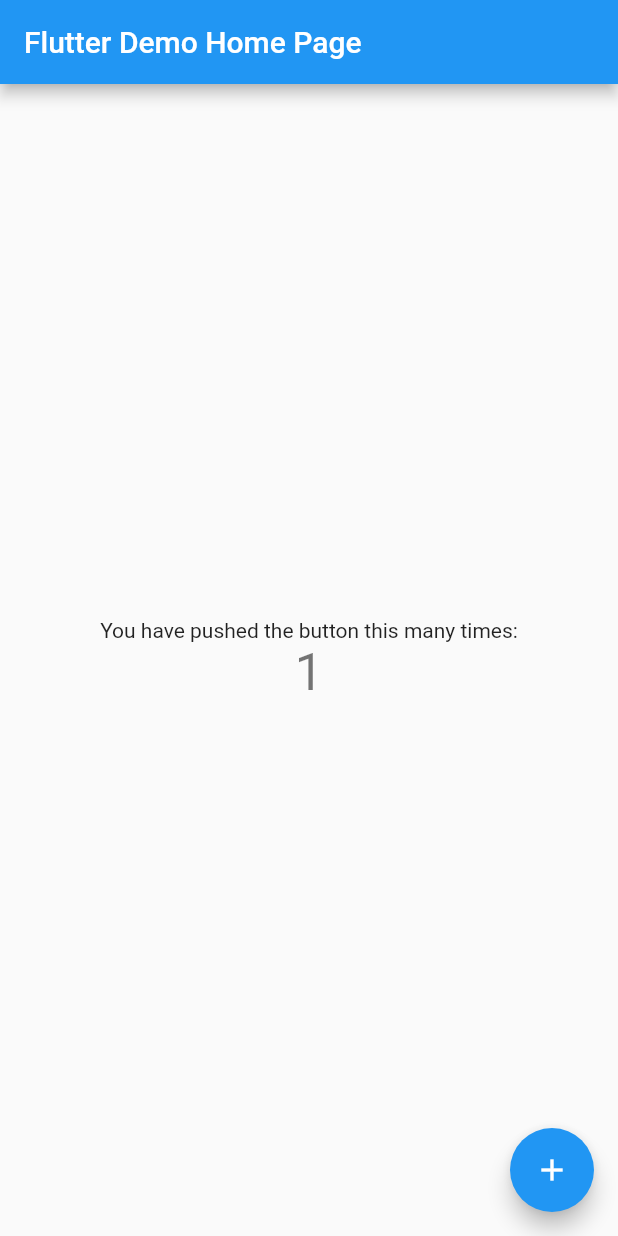
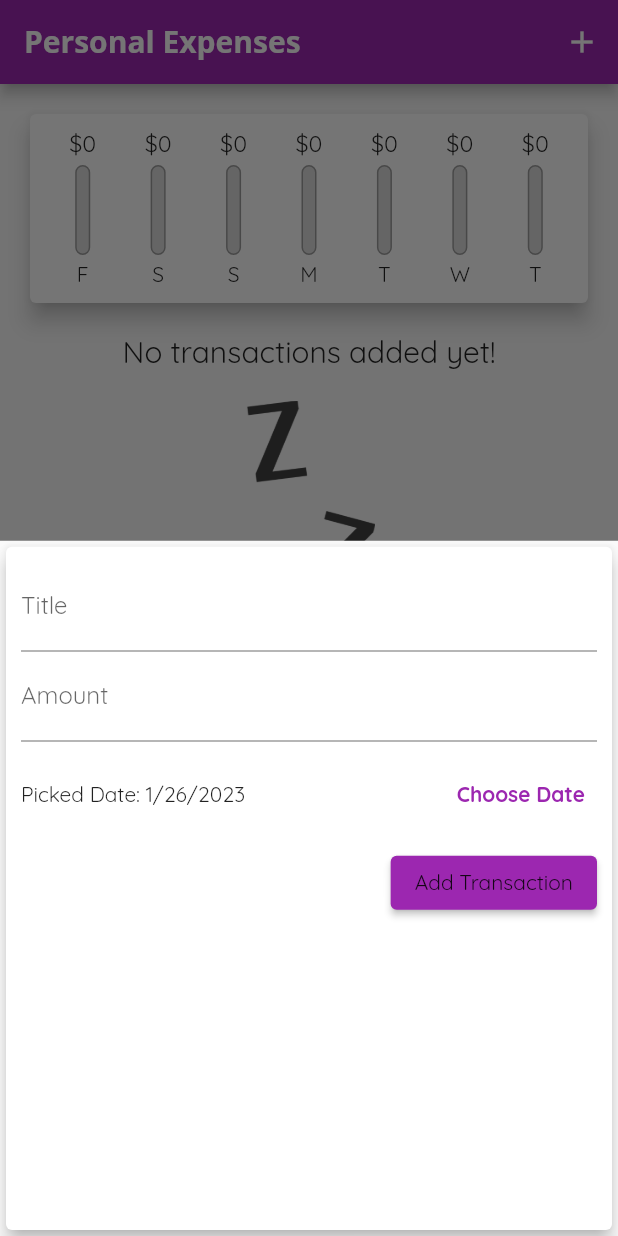
Before and after one commit to prostakov/flutter-testing, a Flutter app: the screen it shows after launch, after a tap on the "add" icon, on a phone screen of 412 x 824 dp. Run offline on Flutter 3.47's test engine with Material 2 defaults, Android fonts, the phone set to English and light mode, and no system bars.

Commit message:
Add personal_expenses_app implementation

```diff
--- a/personal_expenses_app/lib/main.dart
+++ b/personal_expenses_app/lib/main.dart
@@ -1,115 +1,129 @@
 import 'package:flutter/material.dart';
 
-void main() {
-  runApp(const MyApp());
-}
+import './widgets/new_transaction.dart';
+import './widgets/transaction_list.dart';
+import './widgets/chart.dart';
+import './models/transaction.dart';
+
+void main() => runApp(MyApp());
 
 class MyApp extends StatelessWidget {
-  const MyApp({super.key});
-
-  // This widget is the root of your application.
   @override
   Widget build(BuildContext context) {
     return MaterialApp(
-      title: 'Flutter Demo',
+      title: 'Personal Expenses',
       theme: ThemeData(
-        // This is the theme of your application.
-        //
-        // Try running your application with "flutter run". You'll see the
-        // application has a blue toolbar. Then, without quitting the app, try
-        // changing the primarySwatch below to Colors.green and then invoke
-        // "hot reload" (press "r" in the console where you ran "flutter run",
-        // or simply save your changes to "hot reload" in a Flutter IDE).
-        // Notice that the counter didn't reset back to zero; the application
-        // is not restarted.
-        primarySwatch: Colors.blue,
-      ),
-      home: const MyHomePage(title: 'Flutter Demo Home Page'),
+          primarySwatch: Colors.purple,
+          fontFamily: 'Quicksand',
+          appBarTheme: AppBarTheme(
+            textTheme: ThemeData.light().textTheme.copyWith(
+                  titleLarge: TextStyle(
+                    fontFamily: 'OpenSans',
+                    fontSize: 20,
+                    fontWeight: FontWeight.bold,
+                  ),
+                ),
+          )),
+      home: MyHomePage(),
     );
   }
 }
 
 class MyHomePage extends StatefulWidget {
-  const MyHomePage({super.key, required this.title});
-
-  // This widget is the home page of your application. It is stateful, meaning
-  // that it has a State object (defined below) that contains fields that affect
-  // how it looks.
-
-  // This class is the configuration for the state. It holds the values (in this
-  // case the title) provided by the parent (in this case the App widget) and
-  // used by the build method of the State. Fields in a Widget subclass are
-  // always marked "final".
-
-  final String title;
-
+  // String titleInput;
+  // String amountInput;
   @override
-  State<MyHomePage> createState() => _MyHomePageState();
+  _MyHomePageState createState() => _MyHomePageState();
 }
 
 class _MyHomePageState extends State<MyHomePage> {
-  int _counter = 0;
+  final List<Transaction> _userTransactions = [
+    // Transaction(
+    //   id: 't1',
+    //   title: 'New Shoes',
+    //   amount: 69.99,
+    //   date: DateTime.now(),
+    // ),
+    // Transaction(
+    //   id: 't2',
+    //   title: 'Weekly Groceries',
+    //   amount: 16.53,
+    //   date: DateTime.now(),
+    // ),
+  ];
 
-  void _incrementCounter() {
+  List<Transaction> get _recentTransactions {
+    return _userTransactions.where((tx) {
+      return tx.date.isAfter(
+        DateTime.now().subtract(
+          Duration(days: 7),
+        ),
+      );
+    }).toList();
+  }
+
+  void _addNewTransaction(
+      String txTitle, double txAmount, DateTime chosenDate) {
+    final newTx = Transaction(
+      title: txTitle,
+      amount: txAmount,
+      date: chosenDate,
+      id: DateTime.now().toString(),
+    );
+
     setState(() {
-      // This call to setState tells the Flutter framework that something has
-      // changed in this State, which causes it to rerun the build method below
-      // so that the display can reflect the updated values. If we changed
-      // _counter without calling setState(), then the build method would not be
-      // called again, and so nothing would appear to happen.
-      _counter++;
+      _userTransactions.add(newTx);
+    });
+  }
+
+  void _startAddNewTransaction(BuildContext ctx) {
+    showModalBottomSheet(
+      context: ctx,
+      builder: (_) {
+        return GestureDetector(
+          onTap: () {},
+          child: NewTransaction(_addNewTransaction),
+          behavior: HitTestBehavior.opaque,
+        );
+      },
+    );
+  }
+
+  void _deleteTransaction(String id) {
+    setState(() {
+      _userTransactions.removeWhere((tx) => tx.id == id);
     });
   }
 
   @override
   Widget build(BuildContext context) {
-    // This method is rerun every time setState is called, for instance as done
-    // by the _incrementCounter method above.
-    //
-    // The Flutter framework has been optimized to make rerunning build methods
-    // fast, so that you can just rebuild anything that needs updating rather
-    // than having to individually change instances of widgets.
     return Scaffold(
       appBar: AppBar(
-        // Here we take the value from the MyHomePage object that was created by
-        // the App.build method, and use it to set our appbar title.
-        title: Text(widget.title),
+        title: Text(
+          'Personal Expenses',
+        ),
+        actions: <Widget>[
+          IconButton(
+            icon: Icon(Icons.add),
+            onPressed: () => _startAddNewTransaction(context),
+          ),
+        ],
       ),
-      body: Center(
-        // Center is a layout widget. It takes a single child and positions it
-        // in the middle of the parent.
+      body: SingleChildScrollView(
         child: Column(
-          // Column is also a layout widget. It takes a list of children and
-          // arranges them vertically. By default, it sizes itself to fit its
-          // children horizontally, and tries to be as tall as its parent.
-          //
-          // Invoke "debug painting" (press "p" in the console, choose the
-          // "Toggle Debug Paint" action from the Flutter Inspector in Android
-          // Studio, or the "Toggle Debug Paint" command in Visual Studio Code)
-          // to see the wireframe for each widget.
-          //
-          // Column has various properties to control how it sizes itself and
-          // how it positions its children. Here we use mainAxisAlignment to
-          // center the children vertically; the main axis here is the vertical
-          // axis because Columns are vertical (the cross axis would be
-          // horizontal).
-          mainAxisAlignment: MainAxisAlignment.center,
+          // mainAxisAlignment: MainAxisAlignment.start,
+          crossAxisAlignment: CrossAxisAlignment.stretch,
           children: <Widget>[
-            const Text(
-              'You have pushed the button this many times:',
-            ),
-            Text(
-              '$_counter',
-              style: Theme.of(context).textTheme.headline4,
-            ),
+            Chart(_recentTransactions),
+            TransactionList(_userTransactions, _deleteTransaction),
           ],
         ),
       ),
+      floatingActionButtonLocation: FloatingActionButtonLocation.centerFloat,
       floatingActionButton: FloatingActionButton(
-        onPressed: _incrementCounter,
-        tooltip: 'Increment',
-        child: const Icon(Icons.add),
-      ), // This trailing comma makes auto-formatting nicer for build methods.
+        child: Icon(Icons.add),
+        onPressed: () => _startAddNewTransaction(context),
+      ),
     );
   }
 }
--- /dev/null
+++ b/personal_expenses_app/lib/models/transaction.dart
@@ -0,0 +1,15 @@
+import 'package:flutter/foundation.dart';
+
+class Transaction {
+  final String id;
+  final String title;
+  final double amount;
+  final DateTime date;
+
+  Transaction({
+    required this.id,
+    required this.title,
+    required this.amount,
+    required this.date,
+  });
+}
--- /dev/null
+++ b/personal_expenses_app/lib/widgets/chart.dart
@@ -0,0 +1,65 @@
+import 'package:flutter/material.dart';
+import 'package:intl/intl.dart';
+
+import './chart_bar.dart';
+import '../models/transaction.dart';
+
+class Chart extends StatelessWidget {
+  final List<Transaction> recentTransactions;
+
+  Chart(this.recentTransactions);
+
+  List<Map<String, Object>> get groupedTransactionValues {
+    return List.generate(7, (index) {
+      final weekDay = DateTime.now().subtract(
+        Duration(days: index),
+      );
+      var totalSum = 0.0;
+
+      for (var i = 0; i < recentTransactions.length; i++) {
+        if (recentTransactions[i].date.day == weekDay.day &&
+            recentTransactions[i].date.month == weekDay.month &&
+            recentTransactions[i].date.year == weekDay.year) {
+          totalSum += recentTransactions[i].amount;
+        }
+      }
+
+      return {
+        'day': DateFormat.E().format(weekDay).substring(0, 1),
+        'amount': totalSum,
+      };
+    }).reversed.toList();
+  }
+
+  double get totalSpending {
+    return groupedTransactionValues.fold(0.0, (sum, item) {
+      return sum + (item['amount'] as double);
+    });
+  }
+
+  @override
+  Widget build(BuildContext context) {
+    return Card(
+      elevation: 6,
+      margin: EdgeInsets.all(20),
+      child: Padding(
+        padding: EdgeInsets.all(10),
+        child: Row(
+          mainAxisAlignment: MainAxisAlignment.spaceAround,
+          children: groupedTransactionValues.map((data) {
+            return Flexible(
+              fit: FlexFit.tight,
+              child: ChartBar(
+                data['day'] as String,
+                data['amount'] as double,
+                totalSpending == 0.0
+                    ? 0.0
+                    : (data['amount'] as double) / totalSpending,
+              ),
+            );
+          }).toList(),
+        ),
+      ),
+    );
+  }
+}
--- /dev/null
+++ b/personal_expenses_app/lib/widgets/chart_bar.dart
@@ -0,0 +1,54 @@
+import 'package:flutter/material.dart';
+
+class ChartBar extends StatelessWidget {
+  final String label;
+  final double spendingAmount;
+  final double spendingPctOfTotal;
+
+  ChartBar(this.label, this.spendingAmount, this.spendingPctOfTotal);
+
+  @override
+  Widget build(BuildContext context) {
+    return Column(
+      children: <Widget>[
+        Container(
+          height: 20,
+          child: FittedBox(
+            child: Text('\$${spendingAmount.toStringAsFixed(0)}'),
+          ),
+        ),
+        SizedBox(
+          height: 4,
+        ),
+        Container(
+          height: 60,
+          width: 10,
+          child: Stack(
+            children: <Widget>[
+              Container(
+                decoration: BoxDecoration(
+                  border: Border.all(color: Colors.grey, width: 1.0),
+                  color: Color.fromRGBO(220, 220, 220, 1),
+                  borderRadius: BorderRadius.circular(10),
+                ),
+              ),
+              FractionallySizedBox(
+                heightFactor: spendingPctOfTotal,
+                child: Container(
+                  decoration: BoxDecoration(
+                    color: Theme.of(context).primaryColor,
+                    borderRadius: BorderRadius.circular(10),
+                  ),
+                ),
+              ),
+            ],
+          ),
+        ),
+        SizedBox(
+          height: 4,
+        ),
+        Text(label),
+      ],
+    );
+  }
+}
--- /dev/null
+++ b/personal_expenses_app/lib/widgets/new_transaction.dart
@@ -0,0 +1,118 @@
+import 'package:flutter/material.dart';
+import 'package:intl/intl.dart';
+
+class NewTransaction extends StatefulWidget {
+  final Function addTx;
+
+  NewTransaction(this.addTx);
+
+  @override
+  _NewTransactionState createState() => _NewTransactionState();
+}
+
+class _NewTransactionState extends State<NewTransaction> {
+  final _titleController = TextEditingController();
+  final _amountController = TextEditingController();
+  DateTime _selectedDate = DateTime.now();
+
+  void _submitData() {
+    if (_amountController.text.isEmpty) {
+      return;
+    }
+    final enteredTitle = _titleController.text;
+    final enteredAmount = double.parse(_amountController.text);
+
+    if (enteredTitle.isEmpty || enteredAmount <= 0 || _selectedDate == null) {
+      return;
+    }
+
+    widget.addTx(
+      enteredTitle,
+      enteredAmount,
+      _selectedDate,
+    );
+
+    Navigator.of(context).pop();
+  }
+
+  void _presentDatePicker() {
+    showDatePicker(
+      context: context,
+      initialDate: DateTime.now(),
+      firstDate: DateTime(2019),
+      lastDate: DateTime.now(),
+    ).then((pickedDate) {
+      if (pickedDate == null) {
+        return;
+      }
+      setState(() {
+        _selectedDate = pickedDate;
+      });
+    });
+    print('...');
+  }
+
+  @override
+  Widget build(BuildContext context) {
+    return Card(
+      elevation: 5,
+      child: Container(
+        padding: EdgeInsets.all(10),
+        child: Column(
+          crossAxisAlignment: CrossAxisAlignment.end,
+          children: <Widget>[
+            TextField(
+              decoration: InputDecoration(labelText: 'Title'),
+              controller: _titleController,
+              onSubmitted: (_) => _submitData(),
+              // onChanged: (val) {
+              //   titleInput = val;
+              // },
+            ),
+            TextField(
+              decoration: InputDecoration(labelText: 'Amount'),
+              controller: _amountController,
+              keyboardType: TextInputType.number,
+              onSubmitted: (_) => _submitData(),
+              // onChanged: (val) => amountInput = val,
+            ),
+            Container(
+              height: 70,
+              child: Row(
+                children: <Widget>[
+                  Expanded(
+                    child: Text(
+                      _selectedDate == null
+                          ? 'No Date Chosen!'
+                          : 'Picked Date: ${DateFormat.yMd().format(_selectedDate)}',
+                    ),
+                  ),
+                  TextButton(
+                    style: TextButton.styleFrom(
+                      foregroundColor: Theme.of(context).primaryColor,
+                    ),
+                    child: Text(
+                      'Choose Date',
+                      style: TextStyle(
+                        fontWeight: FontWeight.bold,
+                      ),
+                    ),
+                    onPressed: _presentDatePicker,
+                  ),
+                ],
+              ),
+            ),
+            ElevatedButton(
+              style: ElevatedButton.styleFrom(
+                foregroundColor: Theme.of(context).textTheme.button!.color,
+                backgroundColor: Theme.of(context).primaryColor,
+              ),
+              child: Text('Add Transaction'),
+              onPressed: _submitData,
+            ),
+          ],
+        ),
+      ),
+    );
+  }
+}
--- /dev/null
+++ b/personal_expenses_app/lib/widgets/transaction_list.dart
@@ -0,0 +1,71 @@
+import 'package:flutter/material.dart';
+import 'package:intl/intl.dart';
+
+import '../models/transaction.dart';
+
+class TransactionList extends StatelessWidget {
+  final List<Transaction> transactions;
+  final Function deleteTx;
+
+  TransactionList(this.transactions, this.deleteTx);
+
+  @override
+  Widget build(BuildContext context) {
+    return Container(
+      height: 450,
+      child: transactions.isEmpty
+          ? Column(
+              children: <Widget>[
+                Text(
+                  'No transactions added yet!',
+                  style: Theme.of(context).textTheme.titleLarge,
+                ),
+                SizedBox(
+                  height: 20,
+                ),
+                Container(
+                    height: 200,
+                    child: Image.asset(
+                      'assets/images/waiting.png',
+                      fit: BoxFit.cover,
+                    )),
+              ],
+            )
+          : ListView.builder(
+              itemBuilder: (ctx, index) {
+                return Card(
+                  elevation: 5,
+                  margin: EdgeInsets.symmetric(
+                    vertical: 8,
+                    horizontal: 5,
+                  ),
+                  child: ListTile(
+                    leading: CircleAvatar(
+                      radius: 30,
+                      child: Padding(
+                        padding: EdgeInsets.all(6),
+                        child: FittedBox(
+                          child: Text('\$${transactions[index].amount}'),
+                        ),
+                      ),
+                    ),
+                    title: Text(
+                      transactions[index].title,
+                      style: Theme.of(context).textTheme.titleLarge,
+                    ),
+                    subtitle: Text(
+                      DateFormat.yMMMd().format(transactions[index].date),
+                    ),
+                    trailing: IconButton(
+                      icon: Icon(Icons.delete),
+                      color: Theme.of(context).errorColor,
+                      onPressed: () => deleteTx(transactions[index].id),
+                    ),
+                  ),
+                );
+              },
+              itemCount: transactions.length,
+            ),
+    );
+  }
+}
```
Also changed, not shown: personal_expenses_app/pubspec.yaml (+16 -10 lines), personal_expenses_app/assets/fonts/OpenSans-Bold.ttf (added), personal_expenses_app/assets/fonts/OpenSans-Regular.ttf (added), personal_expenses_app/assets/fonts/Quicksand-Bold.ttf (added), personal_expenses_app/assets/fonts/Quicksand-Light.ttf (added), personal_expenses_app/assets/fonts/Quicksand-Medium.ttf (added), personal_expenses_app/assets/fonts/Quicksand-Regular.ttf (added), personal_expenses_app/assets/images/waiting.png (added), personal_expenses_app/pubspec.lock, 1 other file.
